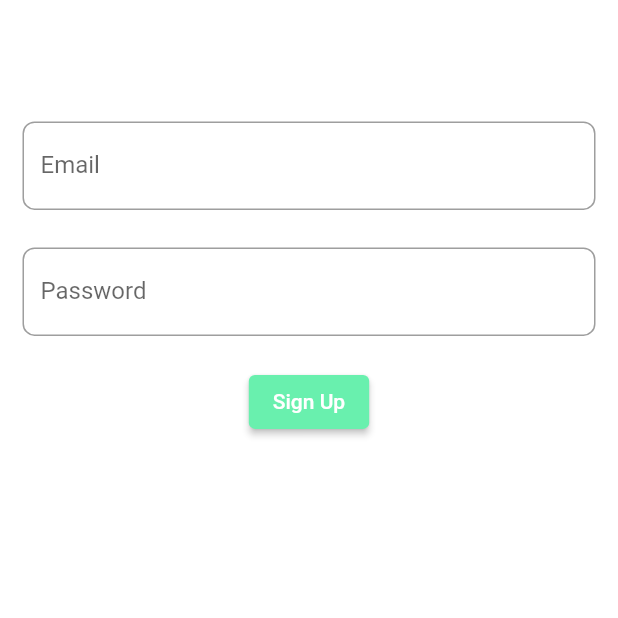
After one commit to Prakharshuklaaa/wecare, a Flutter app: the screen it shows after launch, after a tap on "Sign Up", on a phone screen of 412 x 824 dp, the top half of it. The commit adds this screen. Run offline on Flutter 3.47's test engine with Material 2 defaults, Android fonts, the phone set to English and light mode, and no system bars; our stand-ins replace firebase_auth, firebase_core, font_awesome_flutter, lottie, table_calendar; accounts and stored records are empty; network calls fail.

Commit message:
Fire Base Integration

```diff
--- a/lib/components/login_form.dart
+++ b/lib/components/login_form.dart
@@ -1,6 +1,9 @@
 import 'package:flutter/material.dart';
 import 'package:wecare/utils/config.dart';
 import 'package:wecare/components/button.dart';
+import 'package:firebase_core/firebase_core.dart';
+import 'package:firebase_auth/firebase_auth.dart';
+import 'package:wecare/components/sign_upform.dart';
 
 class LoginForm extends StatefulWidget {
   const LoginForm({Key? key}) : super(key: key);
@@ -14,6 +17,9 @@ class _LoginFormState extends State<LoginForm> {
   final _emailCOntroller = TextEditingController();
   final _passCOntroller = TextEditingController();
   bool obsecurePass = true;
+
+  final FirebaseAuth _auth = FirebaseAuth.instance;
+
   @override
   Widget build(BuildContext context) {
     return Form(
@@ -67,12 +73,44 @@ class _LoginFormState extends State<LoginForm> {
           Button(
             width: double.infinity,
             title: 'Sign In',
-            onPressed: () {
-              //Use of navigation
-              Navigator.of(context).pushNamed('main');
+            onPressed: () async {
+              try {
+                // Call Firebase sign-in method with email and password
+                final UserCredential userCredential =
+                    await _auth.signInWithEmailAndPassword(
+                  email: _emailCOntroller.text.trim(),
+                  password: _passCOntroller.text,
+                );
+
+                // Check if sign-in was successful
+                if (userCredential.user != null) {
+                  // Navigate to the main screen
+                  Navigator.of(context).pushNamed('main');
+                }
+              } catch (e) {
+                // Handle sign-in error (display error message, etc.)
+                print('Sign-in error: $e');
+              }
             },
             disable: false,
-          )
+          ),
+          ElevatedButton(
+              style: ElevatedButton.styleFrom(
+                  backgroundColor: Config.primaryColor),
+              onPressed: () {
+                Navigator.push(
+                  context,
+                  MaterialPageRoute(
+                    builder: (context) => SignUpForm(),
+                  ),
+                );
+              },
+              child: const Text('Sign Up',
+                  style: TextStyle(
+                    fontSize: 16,
+                    fontWeight: FontWeight.bold,
+                    color: Colors.black,
+                  )))
         ],
       ),
     );
--- /dev/null
+++ b/lib/components/sign_upform.dart
@@ -0,0 +1,107 @@
+import 'package:firebase_auth/firebase_auth.dart';
+import 'package:flutter/material.dart';
+import 'package:wecare/utils/config.dart';
+import 'package:wecare/utils/main_layout.dart';
+
+class SignUpForm extends StatefulWidget {
+  @override
+  _SignUpFormState createState() => _SignUpFormState();
+}
+
+class _SignUpFormState extends State<SignUpForm> {
+  final _formKey = GlobalKey<FormState>();
+  String _email = '';
+  String _password = '';
+
+  @override
+  Widget build(BuildContext context) {
+    return Scaffold(
+      body: Padding(
+        padding: const EdgeInsets.symmetric(
+          horizontal: 15,
+          vertical: 15,
+        ),
+        child: SafeArea(
+          child: Column(
+            children: [
+              Form(
+                key: _formKey,
+                child: Column(
+                  children: [
+                    Config.spaceBig,
+                    TextFormField(
+                      decoration: const InputDecoration(
+                        labelText: 'Email',
+                      ),
+                      validator: (value) {
+                        if (value == null || value.isEmpty) {
+                          return 'Please enter your email';
+                        }
+                        return null;
+                      },
+                      onSaved: (value) {
+                        _email = value!;
+                      },
+                    ),
+                    Config.spaceSmall,
+                    TextFormField(
+                      decoration: const InputDecoration(
+                        labelText: 'Password',
+                      ),
+                      obscureText: true,
+                      validator: (value) {
+                        if (value == null || value.isEmpty) {
+                          return 'Please enter your password';
+                        }
+                        return null;
+                      },
+                      onSaved: (value) {
+                        _password = value!;
+                      },
+                    ),
+                    SizedBox(height: 20),
+                    ElevatedButton(
+                      style: ElevatedButton.styleFrom(
+                          backgroundColor: Config.primaryColor),
+                      onPressed: () async {
+                        if (_formKey.currentState!.validate()) {
+                          _formKey.currentState!.save();
+                          try {
+                            UserCredential userCredential = await FirebaseAuth
+                                .instance
+                                .createUserWithEmailAndPassword(
+                              email: _email,
+                              password: _password,
+                            );
+                            Navigator.pushReplacement(
+                              context,
+                              MaterialPageRoute(
+                                  builder: (context) => MainLayout()),
+                            );
+                          } on FirebaseAuthException catch (e) {
+                            if (e.code == 'weak-password') {
+                              print('The password provided is too weak.');
+                            } else if (e.code == 'email-already-in-use') {
+                              print(
+                                  'The account already exists for that email.');
+                            }
+                          } catch (e) {
+                            print(e);
+                          }
+                        }
+                      },
+                      child: const Text(
+                        'Sign Up',
+                        style: TextStyle(color: Colors.white),
+                      ),
+                    ),
+                  ],
+                ),
+              ),
+            ],
+          ),
+        ),
+      ),
+    );
+  }
+}
--- a/lib/main.dart
+++ b/lib/main.dart
@@ -1,13 +1,19 @@
 import 'package:flutter/material.dart';
+import 'package:wecare/components/sign_upform.dart';
 import 'package:wecare/screens/auth_page.dart';
 import 'package:wecare/screens/booking_page.dart';
 import 'package:wecare/screens/doctor_details.dart';
 import 'package:wecare/screens/success_book.dart';
 import 'package:wecare/utils/config.dart';
 import 'package:wecare/utils/main_layout.dart';
+import 'package:firebase_core/firebase_core.dart';
 
-void main() {
-  runApp(const MyApp());
+import 'package:firebase_core/firebase_core.dart';
+
+void main() async {
+  WidgetsFlutterBinding.ensureInitialized();
+  await Firebase.initializeApp();
+  runApp(MyApp());
 }
 
 class MyApp extends StatelessWidget {
--- a/pubspec.yaml
+++ b/pubspec.yaml
@@ -37,6 +37,9 @@ dependencies:
   rating_dialog: ^2.0.4
   shared_preferences: ^2.0.15
   provider: ^6.0.4
+  cloud_firestore: ^4.6.0
+  firebase_core: ^2.11.0
+  firebase_auth: ^4.5.0
 
 
 
```
Also changed, not shown: lib/screens/auth_page.dart (+8 -24 lines), lib/screens/home_page.dart (+29 -9 lines), pubspec.lock, 6 other files.
